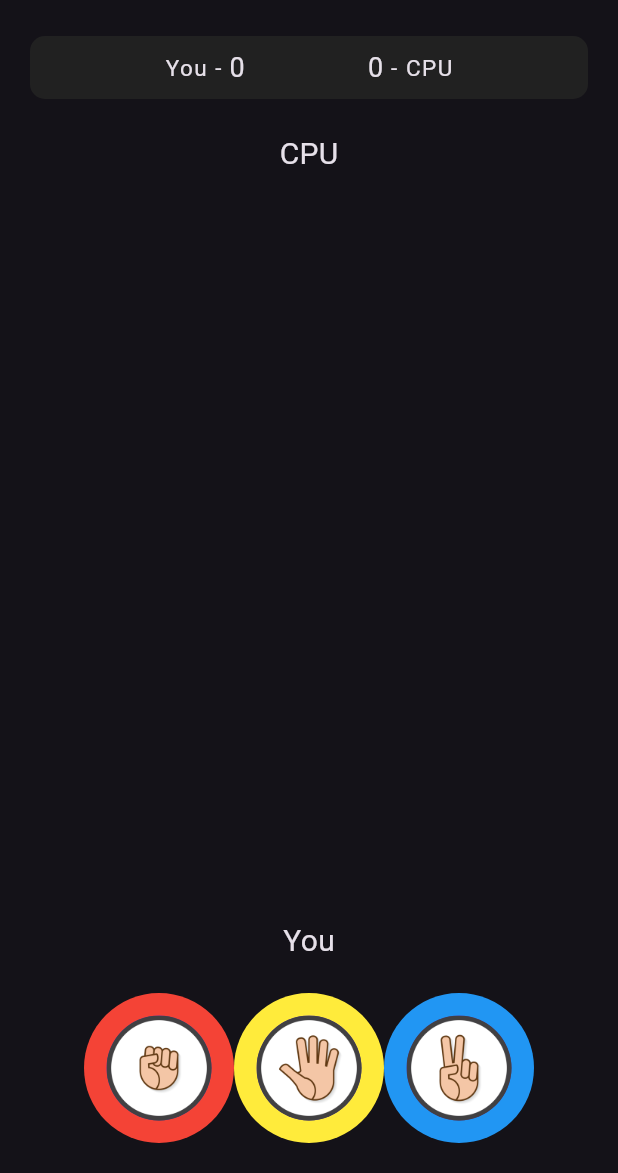
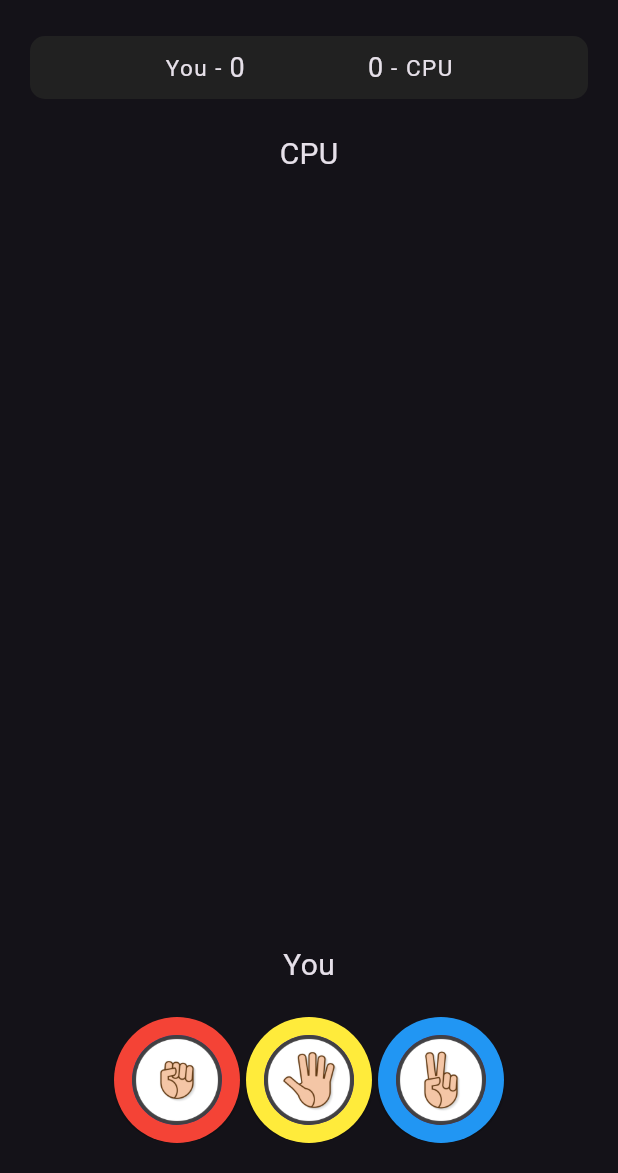
Before and after one commit to Jhay4Julian/rock_paper_scissors, a Flutter app: the screen it shows after launch, on a phone screen of 412 x 824 dp, the part 63-1236 px from its top. Run offline on Flutter 3.47's test engine with Material 2 defaults, Android fonts, the phone set to English and light mode, and no system bars.

Commit message:
size tweak

```diff
--- a/lib/components/choice_button.dart
+++ b/lib/components/choice_button.dart
@@ -17,11 +17,12 @@ class ChoiceButton extends StatelessWidget {
       borderRadius: BorderRadius.circular(50),
       child: Center(
         child: MaterialButton(
-          padding: const EdgeInsets.all(15),
+          padding: const EdgeInsets.all(12),
+          shape: const CircleBorder(),
           color: color,
           onPressed: onTap,
           child: CircleAvatar(
-            radius: 35,
+            radius: 30,
             backgroundImage: AssetImage(imagePath),
           ),
         ),
```
